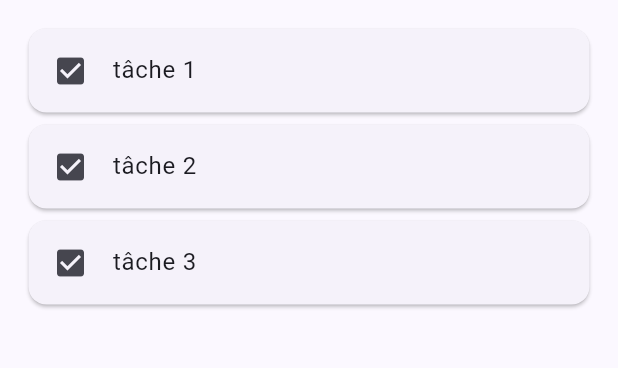
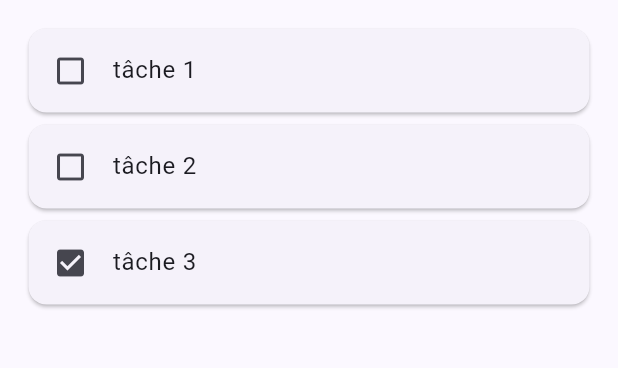
Before and after one commit to Nadiousse/To-Do-It-Project, a Flutter app: the screen it shows after launch, on a phone screen of 412 x 824 dp, the part 84-452 px from its top. Run offline on Flutter 3.47's test engine with Material 3 defaults, Android fonts, the phone set to English and light mode, and no system bars; our stand-ins replace firebase_core; accounts and stored records are empty; generated files the repository leaves out were written again.

Commit message:
fix : display objects lists with a changeble icon

```diff
--- a/lib/pages/to_do_page.dart
+++ b/lib/pages/to_do_page.dart
@@ -13,16 +13,16 @@ class _ToDoPageState extends State<ToDoPage> {
 
   final tasks = [
     {
-      'finished' : false,
-      'description' : 'tâche 1'
+      'finished' : 'false',
+      'description' : "tâche 1"
     },
     {
-      'finished' : false,
-      'description' : 'tâche 2'
+      'finished' : 'false',
+      'description' : "tâche 2"
     },
     {
-      'finished' : true,
-      'description' : 'tâche 3'
+      'finished' : 'true',
+      'description' : "tâche 3"
     }
     ];
 
@@ -40,13 +40,13 @@ class _ToDoPageState extends State<ToDoPage> {
             itemCount: tasks.length,
             itemBuilder: (context, index) {
               final task = tasks[index];
-              final taskCompletion = task['finished'];
-              final taskDescription = task['description'];
+              final taskCompletion = bool.parse(task['finished'] as String);
+              final taskDescription = task['description'] as String;
 
-              return const Card(
+              return Card(
                 child: ListTile(
-                  leading: Icon(Icons.check_box),
-                  title: Text('$taskDescription'),
+                  leading: taskCompletion ? const Icon(Icons.check_box) : const Icon(Icons.check_box_outline_blank),
+                  title: Text(taskDescription),
                 ),
               );
             },
```
